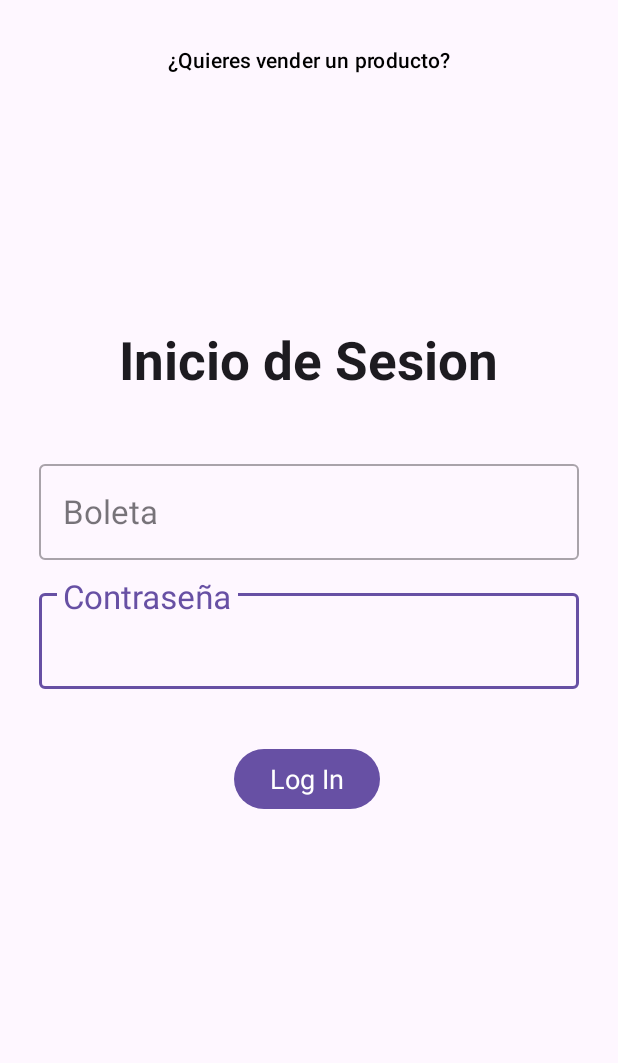
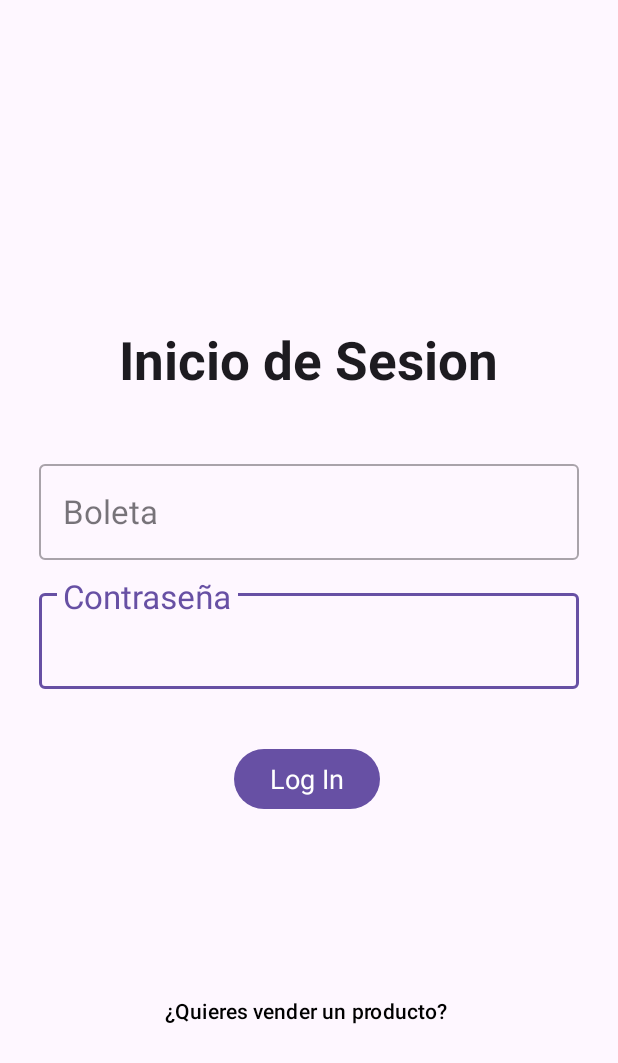
Before and after one commit to ShaytyReyna/MercaUPIICSA, an Android app: the LoginActivity screen opened directly, with no data from a screen before it, on a phone screen of 412 x 824 dp. Shown: the top 1063 px of the screen. Run offline under Robolectric (Android 15) with nearby library versions, the phone set to English and light mode, and no system bars; network calls fail.

Commit message:
Registro Horario

```diff
--- a/app/src/main/res/layout/activity_login.xml
+++ b/app/src/main/res/layout/activity_login.xml
@@ -83,14 +83,18 @@
     </com.google.android.material.textfield.TextInputLayout>
     <Button
             android:id="@+id/btn_registro"
-            android:layout_width="wrap_content"
-            android:layout_height="wrap_content"
+            android:layout_width="match_parent"
+            android:layout_height="match_parent"
             android:layout_margin="16dp"
             android:text="@string/quieres_vender_un_producto"
             android:textColor="#000000"
             android:background="@android:color/transparent"
             app:strokeColor="#000000"
-            app:strokeWidth="1dp"/>
+            app:strokeWidth="1dp"
+
+            app:layout_constraintTop_toBottomOf="@+id/btnLogIn"
+            app:layout_constraintBottom_toBottomOf="parent" app:layout_constraintEnd_toEndOf="parent"
+            android:layout_marginEnd="108dp" app:layout_constraintVertical_bias="0.291"/>
 
     <!--
     <EditText
--- a/app/src/main/res/layout/activity_registro_horario.xml
+++ b/app/src/main/res/layout/activity_registro_horario.xml
@@ -214,10 +214,10 @@
     </com.google.android.material.textfield.TextInputLayout>
         <Button
                 android:id="@+id/btnRegistrar"
-                android:text="sSiguiente"
+                android:text="Siguiente"
                 android:layout_width="match_parent"
                 android:layout_height="wrap_content"
-                android:onClick="clickBtnRegistro"/>
+                android:onClick="clickBtnRegistroH"/>
     </LinearLayout>
     </ScrollView>
 </androidx.constraintlayout.widget.ConstraintLayout>
--- a/app/src/main/res/layout/activity_registro_usuario.xml
+++ b/app/src/main/res/layout/activity_registro_usuario.xml
@@ -199,7 +199,7 @@
 
             <Button
                     android:id="@+id/btnRegistrar"
-                    android:text="sSiguiente"
+                    android:text="Siguiente"
                     android:layout_width="match_parent"
                     android:layout_height="wrap_content"
                     android:onClick="clickBtnRegistro"/>
--- a/app/src/main/res/xml/activity_login_scene.xml
+++ b/app/src/main/res/xml/activity_login_scene.xml
@@ -12,12 +12,22 @@
     </Transition>
 
     <ConstraintSet android:id="@+id/start">
-        <Constraint android:layout_width="wrap_content" android:layout_height="wrap_content"
-                    android:id="@+id/btn_registro" motion:layout_constraintStart_toStartOf="parent"
-                    motion:layout_constraintEnd_toEndOf="parent" motion:layout_constraintTop_toBottomOf="@+id/button"
-                    motion:layout_editor_absoluteY="574dp" android:layout_marginTop="32dp"/>
+        <Constraint android:layout_marginEnd="62dp" android:layout_height="wrap_content" android:layout_marginTop="8dp"
+                    motion:layout_constraintHorizontal_bias="0.461" motion:layout_constraintEnd_toEndOf="parent"
+                    android:layout_width="wrap_content" motion:layout_constraintTop_toBottomOf="@+id/button"
+                    motion:layout_constraintStart_toStartOf="parent" android:layout_marginLeft="320dp"
+                    android:layout_marginStart="60dp" android:id="@+id/btn_registro"
+                    motion:layout_constraintBottom_toBottomOf="parent" android:layout_marginBottom="110dp"/>
     </ConstraintSet>
 
     <ConstraintSet android:id="@+id/end">
+        <Constraint motion:layout_constraintEnd_toEndOf="parent" android:layout_width="match_parent"
+                    android:layout_height="match_parent" android:layout_marginEnd="168dp"
+                    android:layout_marginStart="168dp"
+                    motion:layout_constraintStart_toStartOf="parent"
+                    android:id="@+id/btn_registro" motion:layout_constraintTop_toTopOf="parent"
+                    android:layout_marginTop="32dp" motion:layout_constraintBottom_toBottomOf="parent"
+                    android:layout_marginBottom="0dp" motion:layout_constraintHorizontal_bias="0.0"
+        />
     </ConstraintSet>
 </MotionScene>
```
Also changed, not shown: app/src/main/java/com/example/proyectomovil/registroHorario.kt (+19 -11 lines), app/src/main/java/com/example/proyectomovil/registro_usuario.kt (+6 -3 lines).
